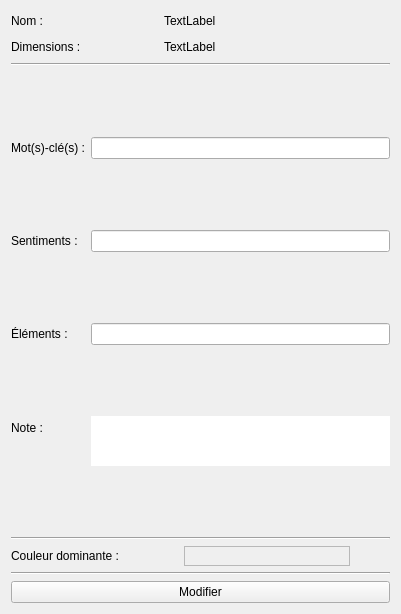
Old version of the form widgets/info.ui in the repository GLTron3000/IHM_Photos.
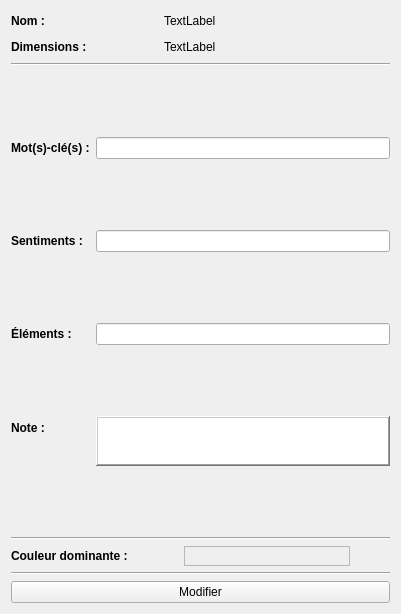
New version of the form.

Commit message: info modifié

Patch:
```diff
--- a/widgets/info.ui
+++ b/widgets/info.ui
@@ -25,6 +25,12 @@
      </item>
      <item row="0" column="0">
       <widget class="QLabel" name="nameLabel">
+       <property name="font">
+        <font>
+         <weight>75</weight>
+         <bold>true</bold>
+        </font>
+       </property>
        <property name="text">
         <string>Nom :</string>
        </property>
@@ -75,6 +81,12 @@
      </item>
      <item row="0" column="0">
       <widget class="QLabel" name="whLabel">
+       <property name="font">
+        <font>
+         <weight>75</weight>
+         <bold>true</bold>
+        </font>
+       </property>
        <property name="text">
         <string>Dimensions :</string>
        </property>
@@ -93,6 +105,12 @@
     <layout class="QFormLayout" name="formLayout">
      <item row="0" column="0">
       <widget class="QLabel" name="keyWordsLabel">
+       <property name="font">
+        <font>
+         <weight>75</weight>
+         <bold>true</bold>
+        </font>
+       </property>
        <property name="text">
         <string>Mot(s)-clé(s) :</string>
        </property>
@@ -103,6 +121,12 @@
      </item>
      <item row="1" column="0">
       <widget class="QLabel" name="sentimentLabel">
+       <property name="font">
+        <font>
+         <weight>75</weight>
+         <bold>true</bold>
+        </font>
+       </property>
        <property name="text">
         <string>Sentiments :</string>
        </property>
@@ -113,6 +137,12 @@
      </item>
      <item row="2" column="0">
       <widget class="QLabel" name="elementsLabel">
+       <property name="font">
+        <font>
+         <weight>75</weight>
+         <bold>true</bold>
+        </font>
+       </property>
        <property name="text">
         <string>&lt;html&gt;&lt;head/&gt;&lt;body&gt;&lt;p&gt;Éléments :&lt;/p&gt;&lt;/body&gt;&lt;/html&gt;</string>
        </property>
@@ -129,6 +159,12 @@
          <height>50</height>
         </size>
        </property>
+       <property name="font">
+        <font>
+         <weight>75</weight>
+         <bold>true</bold>
+        </font>
+       </property>
        <property name="text">
         <string>Note :</string>
        </property>
@@ -149,7 +185,7 @@
         <string/>
        </property>
        <property name="frameShape">
-        <enum>QFrame::NoFrame</enum>
+        <enum>QFrame::WinPanel</enum>
        </property>
        <property name="frameShadow">
         <enum>QFrame::Raised</enum>
@@ -172,12 +208,18 @@
        <property name="showGrid">
         <bool>false</bool>
        </property>
+       <property name="gridStyle">
+        <enum>Qt::SolidLine</enum>
+       </property>
        <property name="wordWrap">
         <bool>false</bool>
        </property>
        <property name="cornerButtonEnabled">
         <bool>false</bool>
        </property>
+       <attribute name="horizontalHeaderVisible">
+        <bool>false</bool>
+       </attribute>
       </widget>
      </item>
     </layout>
@@ -193,6 +235,12 @@
     <layout class="QHBoxLayout" name="horizontalLayout_4">
      <item>
       <widget class="QLabel" name="couleurDLabel">
+       <property name="font">
+        <font>
+         <weight>75</weight>
+         <bold>true</bold>
+        </font>
+       </property>
        <property name="text">
         <string>Couleur dominante :</string>
        </property>
```
Left out of the diff: 6 changed lines with no effect on the pictures. The commit also changes 1 other file.
